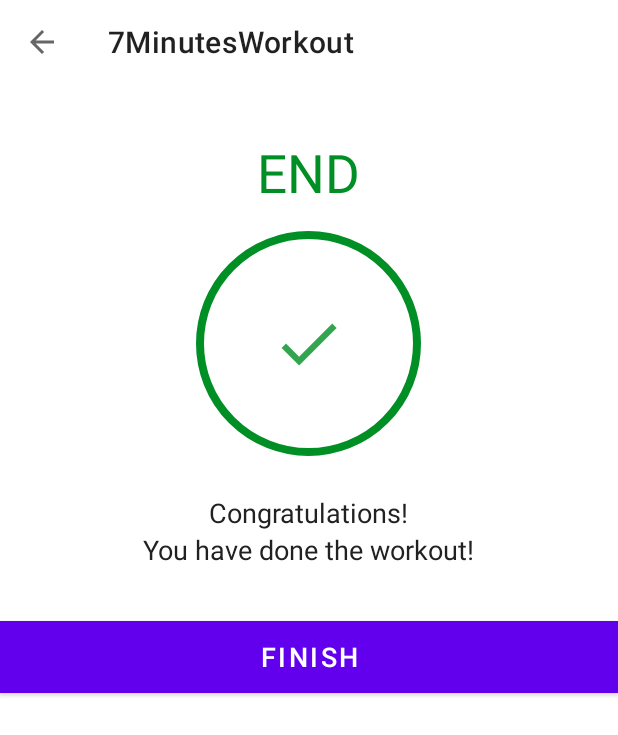
After one commit to koolunkle/7MinutesWorkout, an Android app: the FinishActivity screen opened directly, with no data from a screen before it, on a phone screen of 412 x 824 dp. The commit adds this screen. Shown: the top 735 px of the screen. Run offline under Robolectric (Android 15) with nearby library versions, the phone set to English and light mode, and no system bars.

Commit message:
완료 활동 생성

```diff
--- a/app/src/main/AndroidManifest.xml
+++ b/app/src/main/AndroidManifest.xml
@@ -18,6 +18,13 @@
         android:supportsRtl="true"
         android:theme="@style/Theme.7MinutesWorkout"
         tools:targetApi="31">
+        <activity
+            android:name=".FinishActivity"
+            android:exported="false">
+            <meta-data
+                android:name="android.app.lib_name"
+                android:value="" />
+        </activity>
         <activity
             android:name=".ExerciseActivity"
             android:exported="false">
--- a/app/src/main/java/com/udemy/a7minutesworkout/ExerciseActivity.kt
+++ b/app/src/main/java/com/udemy/a7minutesworkout/ExerciseActivity.kt
@@ -1,5 +1,6 @@
 package com.udemy.a7minutesworkout
 
+import android.content.Intent
 import android.media.MediaPlayer
 import android.net.Uri
 import android.os.Bundle
@@ -7,7 +8,6 @@ import android.os.CountDownTimer
 import android.speech.tts.TextToSpeech
 import android.util.Log
 import android.view.View
-import android.widget.Toast
 import androidx.appcompat.app.AppCompatActivity
 import androidx.recyclerview.widget.LinearLayoutManager
 import com.udemy.a7minutesworkout.databinding.ActivityExerciseBinding
@@ -23,9 +23,13 @@ class ExerciseActivity : AppCompatActivity(), TextToSpeech.OnInitListener {
 
     private var restProgress = 0
 
+    private var restTimerDuration: Long = 1
+
     private var exerciseTimer: CountDownTimer? = null
 
     private var exerciseProgress = 0
+
+    private var exerciseTimerDuration: Long = 1
 
     private var exerciseList: ArrayList<ExerciseModel>? = null
 
@@ -132,7 +136,7 @@ class ExerciseActivity : AppCompatActivity(), TextToSpeech.OnInitListener {
 
     private fun setRestProgressBar() {
         binding.progressBar.progress = restProgress
-        restTimer = object : CountDownTimer(10000, 1000) {
+        restTimer = object : CountDownTimer(restTimerDuration * 1000, 1000) {
             override fun onTick(p0: Long) {
                 restProgress++
                 binding.progressBar.progress = 10 - restProgress
@@ -150,7 +154,7 @@ class ExerciseActivity : AppCompatActivity(), TextToSpeech.OnInitListener {
 
     private fun setExerciseProgressBar() {
         binding.progressBarExercise.progress = exerciseProgress
-        exerciseTimer = object : CountDownTimer(30000, 1000) {
+        exerciseTimer = object : CountDownTimer(exerciseTimerDuration * 1000, 1000) {
             override fun onTick(p0: Long) {
                 exerciseProgress++
                 binding.progressBarExercise.progress = 30 - exerciseProgress
@@ -158,17 +162,15 @@ class ExerciseActivity : AppCompatActivity(), TextToSpeech.OnInitListener {
             }
 
             override fun onFinish() {
-                exerciseList!![currentExercisePosition].setIsSelected(false)
-                exerciseList!![currentExercisePosition].setIsCompleted(true)
-                exerciseAdapter!!.notifyDataSetChanged()
-
-                if (currentExercisePosition < exerciseList?.size!! - 1) setupRestView()
-                else {
-                    Toast.makeText(
-                        applicationContext,
-                        "Congratulations! You have completed the 7 minutes workout",
-                        Toast.LENGTH_SHORT
-                    ).show()
+                if (currentExercisePosition < exerciseList?.size!! - 1) {
+                    exerciseList!![currentExercisePosition].setIsSelected(false)
+                    exerciseList!![currentExercisePosition].setIsCompleted(true)
+                    exerciseAdapter!!.notifyDataSetChanged()
+                    setupRestView()
+                } else {
+                    finish()
+                    val intent = Intent(applicationContext, FinishActivity::class.java)
+                    startActivity(intent)
                 }
             }
         }.start()
--- /dev/null
+++ b/app/src/main/java/com/udemy/a7minutesworkout/FinishActivity.kt
@@ -0,0 +1,36 @@
+package com.udemy.a7minutesworkout
+
+import android.os.Bundle
+import androidx.appcompat.app.AppCompatActivity
+import com.udemy.a7minutesworkout.databinding.ActivityFinishBinding
+
+class FinishActivity : AppCompatActivity() {
+
+    private var _binding: ActivityFinishBinding? = null
+
+    private val binding get() = _binding!!
+
+    override fun onCreate(savedInstanceState: Bundle?) {
+        super.onCreate(savedInstanceState)
+        _binding = ActivityFinishBinding.inflate(layoutInflater)
+        setContentView(binding.root)
+
+        setSupportActionBar(binding.toolbarFinishActivity)
+
+        if (supportActionBar != null) supportActionBar?.setDisplayHomeAsUpEnabled(true)
+
+        binding.toolbarFinishActivity.setNavigationOnClickListener {
+            onBackPressed()
+        }
+
+        binding.btnFinish.setOnClickListener {
+            finish()
+        }
+    }
+
+    override fun onDestroy() {
+        _binding = null
+        super.onDestroy()
+    }
+
+}
--- /dev/null
+++ b/app/src/main/res/drawable/ic_action_done.xml
@@ -0,0 +1,11 @@
+<vector xmlns:android="http://schemas.android.com/apk/res/android"
+    android:width="24dp"
+    android:height="24dp"
+    android:alpha="0.8"
+    android:tint="#008F24"
+    android:viewportWidth="24"
+    android:viewportHeight="24">
+    <path
+        android:fillColor="#FF000000"
+        android:pathData="M9,16.2L4.8,12l-1.4,1.4L9,19 21,7l-1.4,-1.4L9,16.2z" />
+</vector>
--- /dev/null
+++ b/app/src/main/res/layout/activity_finish.xml
@@ -0,0 +1,67 @@
+<?xml version="1.0" encoding="utf-8"?>
+<LinearLayout xmlns:android="http://schemas.android.com/apk/res/android"
+    xmlns:tools="http://schemas.android.com/tools"
+    android:layout_width="match_parent"
+    android:layout_height="match_parent"
+    android:gravity="center_horizontal"
+    android:orientation="vertical"
+    tools:context=".FinishActivity">
+
+    <androidx.appcompat.widget.Toolbar
+        android:id="@+id/toolbar_finish_activity"
+        android:layout_width="match_parent"
+        android:layout_height="?android:attr/actionBarSize"
+        android:background="#FFFFFF" />
+
+    <TextView
+        android:id="@+id/tv_end"
+        android:layout_width="wrap_content"
+        android:layout_height="wrap_content"
+        android:layout_marginTop="35dp"
+        android:text="@string/end"
+        android:textColor="@color/colorAccent"
+        android:textSize="35sp" />
+
+    <LinearLayout
+        android:layout_width="150dp"
+        android:layout_height="150dp"
+        android:layout_gravity="center"
+        android:layout_marginTop="15dp"
+        android:background="@drawable/item_circular_color_accent_border"
+        android:gravity="center">
+
+        <ImageView
+            android:layout_width="50dp"
+            android:layout_height="50dp"
+            android:contentDescription="@null"
+            android:src="@drawable/ic_action_done" />
+
+    </LinearLayout>
+
+    <TextView
+        android:layout_width="wrap_content"
+        android:layout_height="wrap_content"
+        android:layout_marginTop="25dp"
+        android:text="@string/congratulations"
+        android:textColor="#212121"
+        android:textSize="18sp" />
+
+    <TextView
+        android:layout_width="wrap_content"
+        android:layout_height="wrap_content"
+        android:text="@string/you_have_done_the_workout"
+        android:textColor="#212121"
+        android:textSize="18sp" />
+
+    <Button
+        android:id="@+id/btn_finish"
+        android:layout_width="match_parent"
+        android:layout_height="wrap_content"
+        android:layout_gravity="bottom"
+        android:layout_marginTop="35dp"
+        android:background="@color/colorAccent"
+        android:text="@string/finish"
+        android:textColor="#FFFFFF"
+        android:textSize="18sp" />
+
+</LinearLayout>
--- a/app/src/main/res/values/strings.xml
+++ b/app/src/main/res/values/strings.xml
@@ -4,4 +4,8 @@
     <string name="get_ready_for">GET READY FOR</string>
     <string name="exercise_name">Exercise Name</string>
     <string name="upcoming_exercise">UPCOMING EXERCISE:</string>
+    <string name="end">END</string>
+    <string name="congratulations">Congratulations!</string>
+    <string name="you_have_done_the_workout">You have done the workout!</string>
+    <string name="finish">FINISH</string>
 </resources>
```
